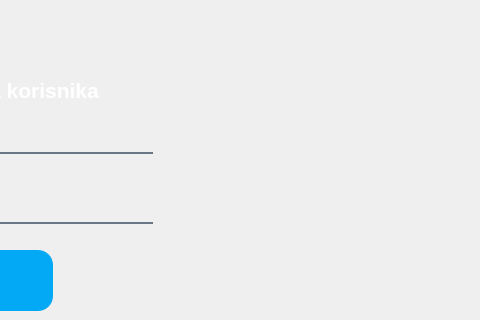
Above: login.ui from ahmedjasarevic/Bike-Shop before the change; both pictures show x 138 to 618 and y 0 to 320 of the 618 by 433 pixel window. Below: the same form after it.
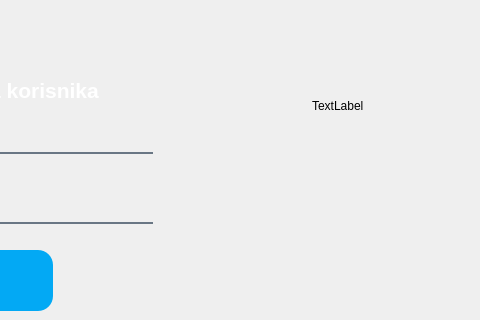
That is the form after the change. Icons and pictures are not drawn.

Diff of the .ui file:
```diff
--- a/login.ui
+++ b/login.ui
@@ -126,6 +126,19 @@
     <enum>Qt::MarkdownText</enum>
    </property>
   </widget>
+  <widget class="QLabel" name="testniLabel">
+   <property name="geometry">
+    <rect>
+     <x>450</x>
+     <y>70</y>
+     <width>101</width>
+     <height>71</height>
+    </rect>
+   </property>
+   <property name="text">
+    <string>TextLabel</string>
+   </property>
+  </widget>
   <zorder>label_3</zorder>
   <zorder>lineEdit_2</zorder>
   <zorder>lineEdit_3</zorder>
```
Left out of the diff: 1 changed line with no effect on the pictures.
